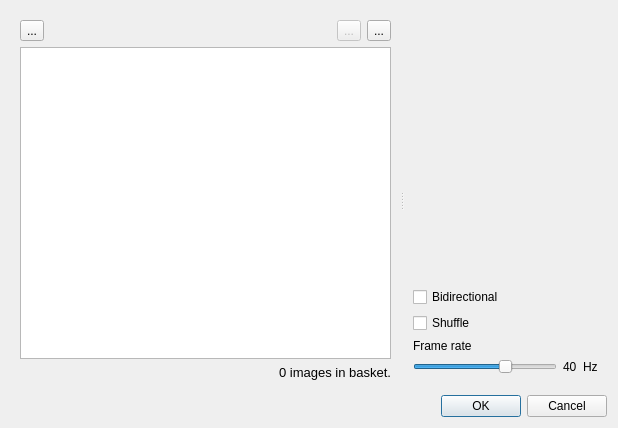
Qt form src/BasketSelectionDialog.ui (markus-wa/glmixer-mirror) before a commit.
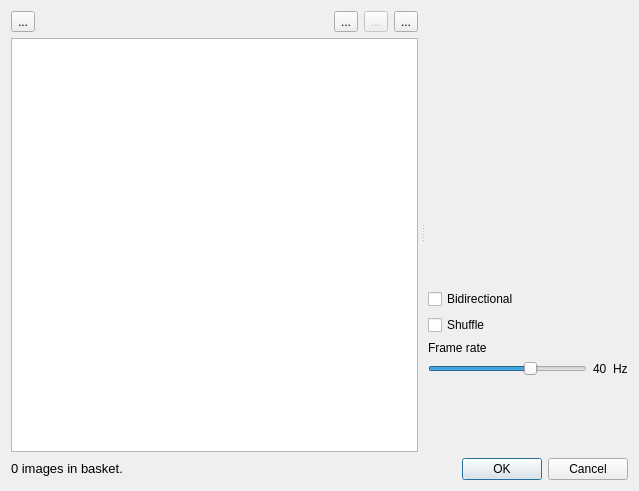
The same form after that commit. Icons and pictures are not drawn. Custom widgets are drawn as their Qt base class.

Commit message: User interface improvement for Basket Source Selection dialog.

The edit to the form file:
```diff
--- a/src/BasketSelectionDialog.ui
+++ b/src/BasketSelectionDialog.ui
@@ -6,16 +6,26 @@
    <rect>
     <x>0</x>
     <y>0</y>
-    <width>618</width>
-    <height>428</height>
+    <width>639</width>
+    <height>491</height>
    </rect>
   </property>
   <property name="windowTitle">
    <string>Dialog</string>
   </property>
-  <layout class="QVBoxLayout" name="verticalLayout_2">
+  <property name="windowIcon">
+   <iconset resource="../icons.qrc">
+    <normaloff>:/glmixer/icons/glmixer.png</normaloff>:/glmixer/icons/glmixer.png</iconset>
+  </property>
+  <layout class="QVBoxLayout" name="layoutglobal">
    <item>
     <widget class="QSplitter" name="splitter">
+     <property name="sizePolicy">
+      <sizepolicy hsizetype="Expanding" vsizetype="Expanding">
+       <horstretch>0</horstretch>
+       <verstretch>0</verstretch>
+      </sizepolicy>
+     </property>
      <property name="orientation">
       <enum>Qt::Horizontal</enum>
      </property>
@@ -30,6 +40,18 @@
        <enum>QFrame::Raised</enum>
       </property>
       <layout class="QVBoxLayout" name="leftLayout">
+       <property name="leftMargin">
+        <number>0</number>
+       </property>
+       <property name="topMargin">
+        <number>0</number>
+       </property>
+       <property name="rightMargin">
+        <number>3</number>
+       </property>
+       <property name="bottomMargin">
+        <number>0</number>
+       </property>
        <item>
         <layout class="QHBoxLayout" name="horizontalLayout">
          <item>
@@ -62,6 +84,23 @@
            </property>
           </spacer>
          </item>
+         <item>
+          <widget class="QToolButton" name="orderAlphanumeric">
+           <property name="text">
+            <string>...</string>
+           </property>
+           <property name="icon">
+            <iconset resource="../icons.qrc">
+             <normaloff>:/glmixer/icons/orderalpha.png</normaloff>:/glmixer/icons/orderalpha.png</iconset>
+           </property>
+           <property name="iconSize">
+            <size>
+             <width>24</width>
+             <height>24</height>
+            </size>
+           </property>
+          </widget>
+         </item>
          <item>
           <widget class="QToolButton" name="removeCurrentImage">
            <property name="enabled">
@@ -147,24 +186,11 @@
          </property>
         </widget>
        </item>
-       <item>
-        <widget class="QLabel" name="informationLabel">
-         <property name="styleSheet">
-          <string notr="true">font:  10pt ;</string>
-         </property>
-         <property name="text">
-          <string>0 images in basket.</string>
-         </property>
-         <property name="alignment">
-          <set>Qt::AlignRight|Qt::AlignTrailing|Qt::AlignVCenter</set>
-         </property>
-        </widget>
-       </item>
       </layout>
      </widget>
      <widget class="QFrame" name="rightFrame">
       <property name="sizePolicy">
-       <sizepolicy hsizetype="Expanding" vsizetype="Preferred">
+       <sizepolicy hsizetype="Expanding" vsizetype="Expanding">
         <horstretch>0</horstretch>
         <verstretch>0</verstretch>
        </sizepolicy>
@@ -176,6 +202,18 @@
        <enum>QFrame::Raised</enum>
       </property>
       <layout class="QVBoxLayout" name="verticalLayout_4">
+       <property name="leftMargin">
+        <number>3</number>
+       </property>
+       <property name="topMargin">
+        <number>0</number>
+       </property>
+       <property name="rightMargin">
+        <number>0</number>
+       </property>
+       <property name="bottomMargin">
+        <number>0</number>
+       </property>
        <item>
         <widget class="SourceDisplayWidget" name="preview" native="true">
          <property name="sizePolicy">
@@ -184,6 +222,12 @@
            <verstretch>0</verstretch>
           </sizepolicy>
          </property>
+         <property name="minimumSize">
+          <size>
+           <width>0</width>
+           <height>90</height>
+          </size>
+         </property>
         </widget>
        </item>
        <item>
@@ -195,6 +239,12 @@
           <iconset resource="../icons.qrc">
            <normaloff>:/glmixer/icons/media-bidirection.png</normaloff>:/glmixer/icons/media-bidirection.png</iconset>
          </property>
+         <property name="iconSize">
+          <size>
+           <width>24</width>
+           <height>24</height>
+          </size>
+         </property>
         </widget>
        </item>
        <item>
@@ -206,6 +256,12 @@
           <iconset resource="../icons.qrc">
            <normaloff>:/glmixer/icons/media-shuffle.png</normaloff>:/glmixer/icons/media-shuffle.png</iconset>
          </property>
+         <property name="iconSize">
+          <size>
+           <width>24</width>
+           <height>24</height>
+          </size>
+         </property>
         </widget>
        </item>
        <item>
@@ -268,19 +324,58 @@
          </property>
         </widget>
        </item>
+       <item>
+        <spacer name="verticalSpacer">
+         <property name="orientation">
+          <enum>Qt::Vertical</enum>
+         </property>
+         <property name="sizeType">
+          <enum>QSizePolicy::Preferred</enum>
+         </property>
+         <property name="sizeHint" stdset="0">
+          <size>
+           <width>20</width>
+           <height>70</height>
+          </size>
+         </property>
+        </spacer>
+       </item>
       </layout>
      </widget>
     </widget>
    </item>
    <item>
-    <widget class="QDialogButtonBox" name="buttonBox">
-     <property name="orientation">
-      <enum>Qt::Horizontal</enum>
-     </property>
-     <property name="standardButtons">
-      <set>QDialogButtonBox::Cancel|QDialogButtonBox::Ok</set>
-     </property>
-    </widget>
+    <layout class="QHBoxLayout" name="horizontalLayout_3">
+     <item>
+      <widget class="QLabel" name="informationLabel">
+       <property name="sizePolicy">
+        <sizepolicy hsizetype="Expanding" vsizetype="Maximum">
+         <horstretch>0</horstretch>
+         <verstretch>0</verstretch>
+        </sizepolicy>
+       </property>
+       <property name="styleSheet">
+        <string notr="true">font:  10pt ;</string>
+       </property>
+       <property name="text">
+        <string>0 images in basket.</string>
+       </property>
+       <property name="alignment">
+        <set>Qt::AlignLeading|Qt::AlignLeft|Qt::AlignVCenter</set>
+       </property>
+      </widget>
+     </item>
+     <item>
+      <widget class="QDialogButtonBox" name="buttonBox">
+       <property name="orientation">
+        <enum>Qt::Horizontal</enum>
+       </property>
+       <property name="standardButtons">
+        <set>QDialogButtonBox::Cancel|QDialogButtonBox::Ok</set>
+       </property>
+      </widget>
+     </item>
+    </layout>
    </item>
   </layout>
  </widget>
```
Left out of the diff: 2 changed lines with no effect on the pictures. The commit also changes 7 other files.
